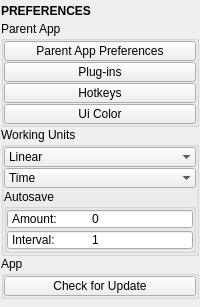
Above: tentacle/ui/preferences.ui from m3trik/tentacle before the change. Below: the same form after it.
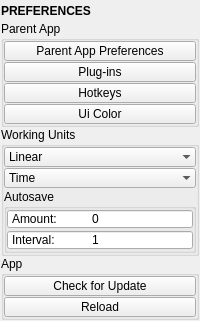
That is the form after the change. Custom widgets are drawn as their Qt base class.

Diff of the .ui file:
```diff
--- a/tentacle/ui/preferences.ui
+++ b/tentacle/ui/preferences.ui
@@ -10,7 +10,7 @@
     <x>0</x>
     <y>0</y>
     <width>200</width>
-    <height>307</height>
+    <height>313</height>
    </rect>
   </property>
   <property name="windowTitle">
@@ -394,6 +394,28 @@
            </property>
           </widget>
          </item>
+         <item>
+          <widget class="PushButton" name="tb001">
+           <property name="minimumSize">
+            <size>
+             <width>0</width>
+             <height>20</height>
+            </size>
+           </property>
+           <property name="maximumSize">
+            <size>
+             <width>16777215</width>
+             <height>20</height>
+            </size>
+           </property>
+           <property name="toolTip">
+            <string>Updates this app to the latest version.</string>
+           </property>
+           <property name="text">
+            <string>Reload</string>
+           </property>
+          </widget>
+         </item>
         </layout>
        </widget>
       </item>
```
